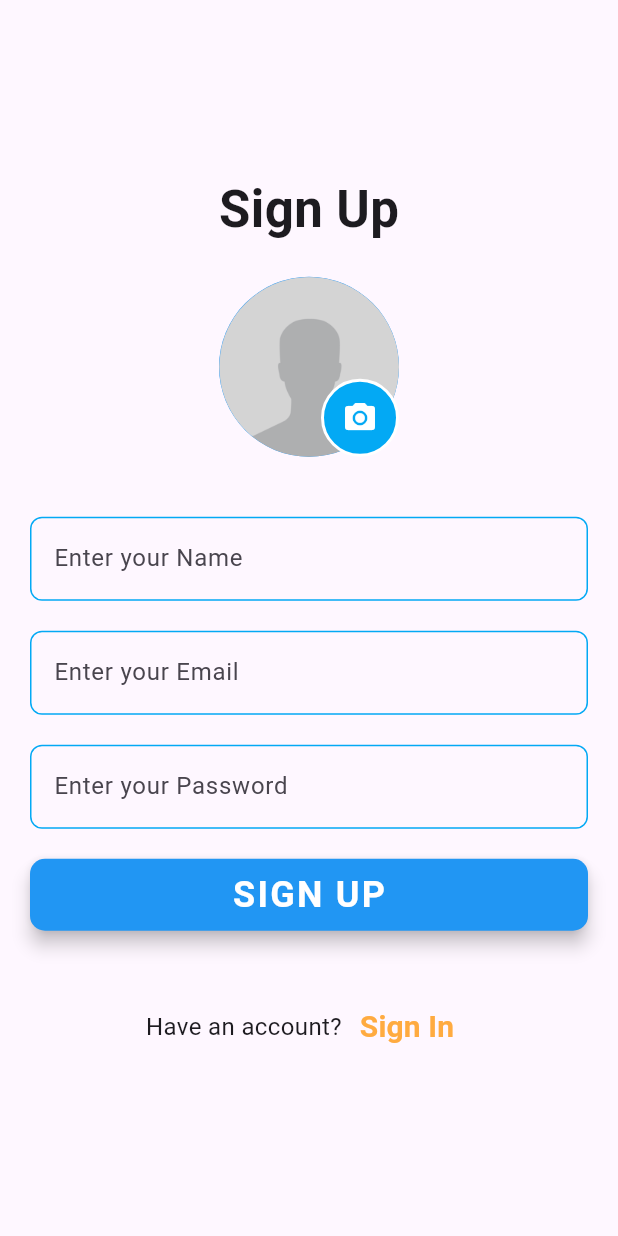
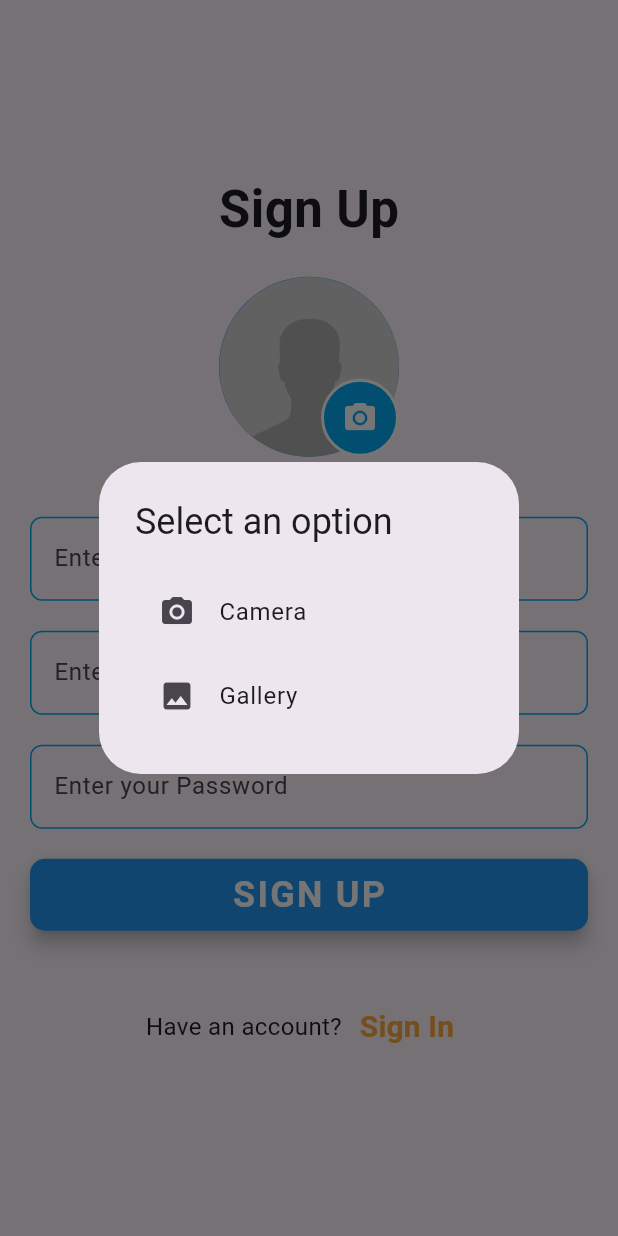
Before and after one commit to SamarthGarge/Chess_App, a Flutter app: the SignUpScreen screen opened by its route, after a tap on the "camera alt" icon, on a phone screen of 412 x 824 dp. Run offline on Flutter 3.47's test engine with Material 3 defaults, Android fonts, the phone set to English and light mode, and no system bars; our stand-ins replace firebase_core, image_cropper, image_picker; missing offline and left inert: bishop, square_bishop, squares, stockfish; accounts and stored records are empty.

Commit message:
Image selection from camera or gallery added and timer bug fixed

```diff
--- a/lib/authentication/sign_up_screen.dart
+++ b/lib/authentication/sign_up_screen.dart
@@ -1,8 +1,11 @@
+import 'dart:io';
+
 import 'package:flutter/material.dart';
 import 'package:flutter_chess/helper/helper_methods.dart';
 import 'package:flutter_chess/service/assets_manager.dart';
 import 'package:flutter_chess/widgets/main_auth_button.dart';
 import 'package:flutter_chess/widgets/widgets.dart';
+import 'package:image_cropper/image_cropper.dart';
 
 class SignUpScreen extends StatefulWidget {
   const SignUpScreen({super.key});
@@ -12,6 +15,86 @@ class SignUpScreen extends StatefulWidget {
 }
 
 class _SignUpScreenState extends State<SignUpScreen> {
+  File? finalFileImage;
+  String fileImageUrl = '';
+  final TextEditingController nameController = TextEditingController();
+  final TextEditingController emailController = TextEditingController();
+  final TextEditingController passwordController = TextEditingController();
+
+  void selectImage({required bool fromCamera}) async {
+    finalFileImage = await pickImage(
+        context: context,
+        fromCamera: fromCamera,
+        onFail: (e) {
+          // show error message
+          showSnackBar(context: context, content: e.toString());
+        });
+
+    if (finalFileImage != null) {
+      cropImage(finalFileImage!.path);
+    } else {
+      popCropDialog();
+    }
+  }
+
+  void cropImage(String path) async {
+    CroppedFile? croppedFile = await ImageCropper()
+        .cropImage(sourcePath: path, maxHeight: 800, maxWidth: 800);
+
+    popCropDialog();
+
+    if (croppedFile != null) {
+      setState(() {
+        finalFileImage = File(croppedFile.path);
+      });
+    } else {
+      popCropDialog();
+    }
+  }
+
+  void popCropDialog() {
+    Navigator.pop(context);
+  }
+
+  void showImagePickerDialog() {
+    showDialog(
+        context: context,
+        builder: (context) {
+          return AlertDialog(
+            title: const Text('Select an option'),
+            content: Column(
+              mainAxisSize: MainAxisSize.min,
+              children: [
+                ListTile(
+                  leading: const Icon(Icons.camera_alt),
+                  title: const Text("Camera"),
+                  onTap: () {
+                    // choose image from camera
+                    selectImage(fromCamera: true);
+                  },
+                ),
+                ListTile(
+                  leading: const Icon(Icons.image),
+                  title: const Text("Gallery"),
+                  onTap: () {
+                    // choose image from gallery
+                    selectImage(fromCamera: false);
+                  },
+                ),
+              ],
+            ),
+          );
+        });
+  }
+
+  @override
+  void dispose() {
+    nameController.dispose();
+    emailController.dispose();
+    passwordController.dispose();
+    super.dispose();
+  }
+
   @override
   Widget build(BuildContext context) {
     return Scaffold(
@@ -31,7 +114,42 @@ class _SignUpScreenState extends State<SignUpScreen> {
               const SizedBox(
                 height: 20,
               ),
-              Stack(
+              finalFileImage != null
+                  ? Stack(
+                      children: [
+                        CircleAvatar(
+                          radius: 60,
+                          backgroundColor: Colors.blue,
+                          backgroundImage:
+                              FileImage(File(finalFileImage!.path)),
+                        ),
+                        Positioned(
+                          bottom: 0,
+                          right: 0,
+                          child: Container(
+                            decoration: BoxDecoration(
+                                color: Colors.lightBlue,
+                                border:
+                                    Border.all(width: 2, color: Colors.white),
+                                borderRadius: BorderRadius.circular(35)),
+                            child: ClipRRect(
+                              borderRadius: BorderRadius.circular(16),
+                              child: IconButton(
+                                icon: const Icon(
+                                  Icons.camera_alt,
+                                  color: Colors.white,
+                                ),
+                                onPressed: () {
+                                  // pick image from camera or gallery
+                                  showImagePickerDialog();
+                                },
+                              ),
+                            ),
+                          ),
+                        ),
+                      ],
+                    )
+                  : Stack(
                       children: [
                         CircleAvatar(
                           radius: 60,
@@ -44,7 +162,8 @@ class _SignUpScreenState extends State<SignUpScreen> {
                           child: Container(
                             decoration: BoxDecoration(
                                 color: Colors.lightBlue,
-                          border: Border.all(width: 2, color: Colors.white),
+                                border:
+                                    Border.all(width: 2, color: Colors.white),
                                 borderRadius: BorderRadius.circular(35)),
                             child: ClipRRect(
                               borderRadius: BorderRadius.circular(16),
@@ -55,6 +174,7 @@ class _SignUpScreenState extends State<SignUpScreen> {
                                 ),
                                 onPressed: () {
                                   // pick image from camera or gallery
+                                  showImagePickerDialog();
                                 },
                               ),
                             ),
--- a/lib/main.dart
+++ b/lib/main.dart
@@ -16,7 +16,7 @@ void main() async {
   WidgetsFlutterBinding.ensureInitialized();
   await Firebase.initializeApp(
     options: DefaultFirebaseOptions.currentPlatform,
-);
+  );
   runApp(
     MultiProvider(
         providers: [ChangeNotifierProvider(create: (_) => GameProvider())],
--- a/pubspec.yaml
+++ b/pubspec.yaml
@@ -45,6 +45,8 @@ dependencies:
   firebase_core: ^3.1.1
   firebase_auth: ^5.1.1
   firebase_storage: ^12.1.0
+  image_cropper: ^7.1.0
+  image_picker: ^1.1.2
 
 dev_dependencies:
   flutter_test:
```
Also changed, not shown: lib/helper/helper_methods.dart (+39 -1 lines), pubspec.lock, 2 other files. Lines whose indentation alone changed are shown as unchanged.
